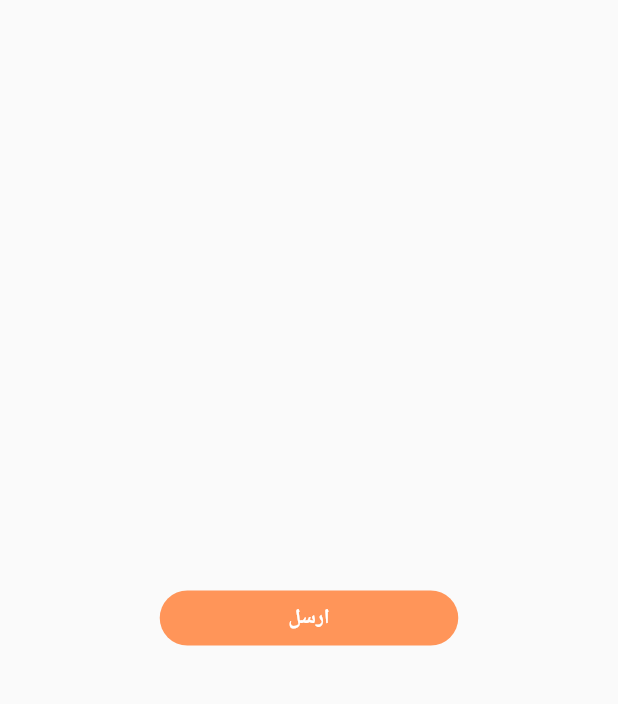
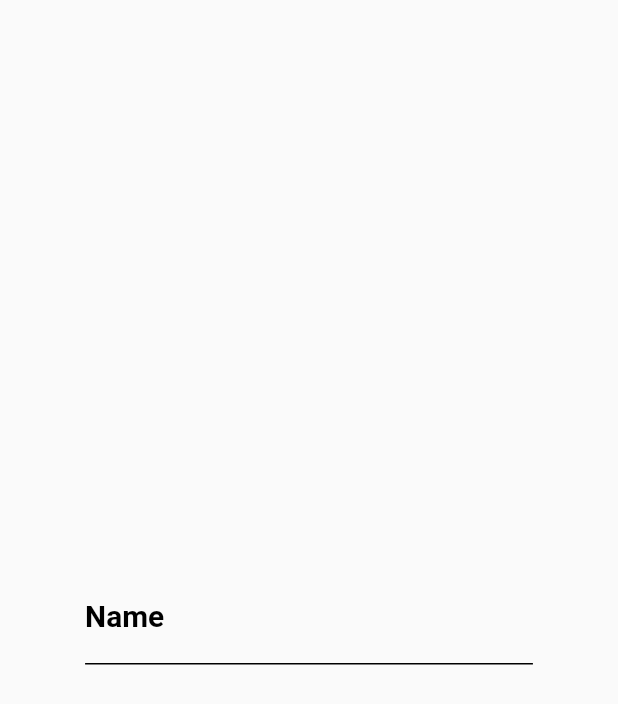
Before and after one commit to Dev0Mahmoud/components-training-flutter, a Flutter app: the screen it shows after launch, on a phone screen of 412 x 824 dp. Shown: the top 704 px of the screen. Run offline on Flutter 3.47's test engine with Material 2 defaults, Android fonts, the phone set to English and light mode, and no system bars; our stand-ins replace flutter_screenutil.

Commit message:
add text field with link https://ibb.co/r6xfkzK

```diff
--- a/lib/component.dart
+++ b/lib/component.dart
@@ -1,5 +1,5 @@
 import 'package:flutter/material.dart';
-import 'package:flutter_application_1/yassin/custom_button.dart';
+import 'package:flutter_application_1/yassin/custom_text_field.dart';
 
 class Component extends StatelessWidget {
   const Component({Key? key}) : super(key: key);
@@ -7,7 +7,7 @@ class Component extends StatelessWidget {
   @override
   Widget build(BuildContext context) {
     return const SafeArea(
-      child: Scaffold(body: Center(child: CustomButton())),
+      child: Scaffold(body: Center(child: CustomTextField())),
     );
   }
 }
--- /dev/null
+++ b/lib/yassin/custom_text_field.dart
@@ -0,0 +1,30 @@
+import 'package:flutter/material.dart';
+import 'package:flutter_screenutil/flutter_screenutil.dart';
+//! https://ibb.co/r6xfkzK
+class CustomTextField extends StatelessWidget {
+  const CustomTextField({Key? key}) : super(key: key);
+
+  @override
+  Widget build(BuildContext context) {
+    return SizedBox(
+      width: 300.w,
+      child: TextFormField(
+        decoration: InputDecoration(
+          labelText: 'Name',
+          labelStyle: TextStyle(
+            color: Colors.black,
+            fontSize: 20.sp,
+            fontWeight: FontWeight.bold,
+          ),
+          hintText: 'Hossam Saeed Mohamed',
+          enabledBorder: const UnderlineInputBorder(
+            borderSide: BorderSide(color: Colors.black),
+          ),
+          focusedBorder: const UnderlineInputBorder(
+            borderSide: BorderSide(color: Colors.black),
+          ),
+        ),
+      ),
+    );
+  }
+}
```
